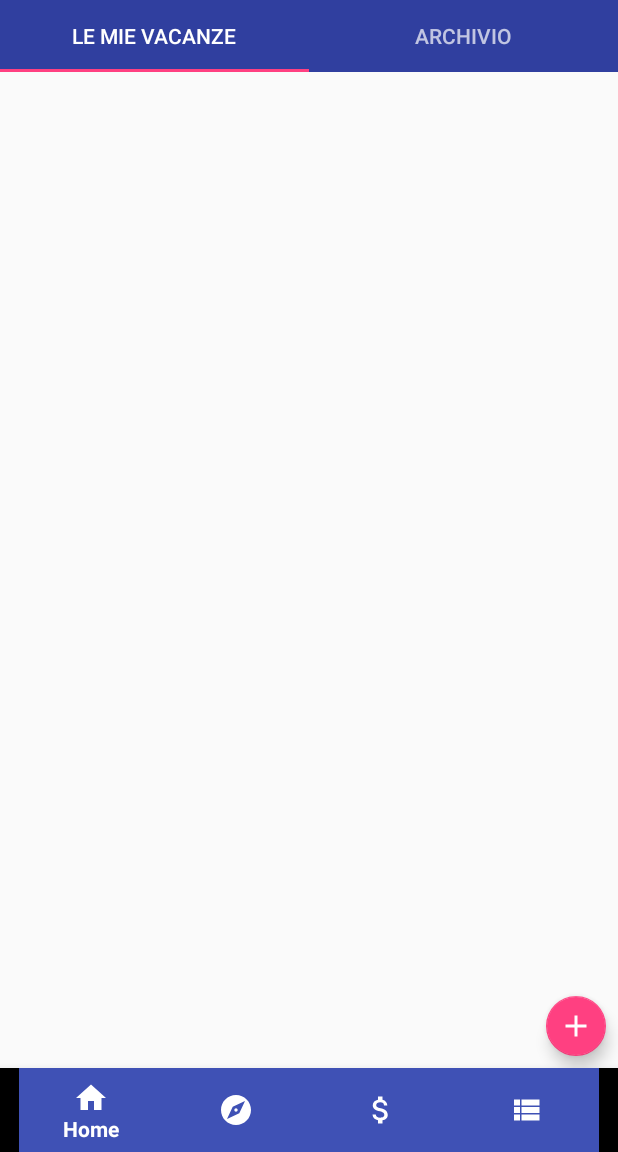
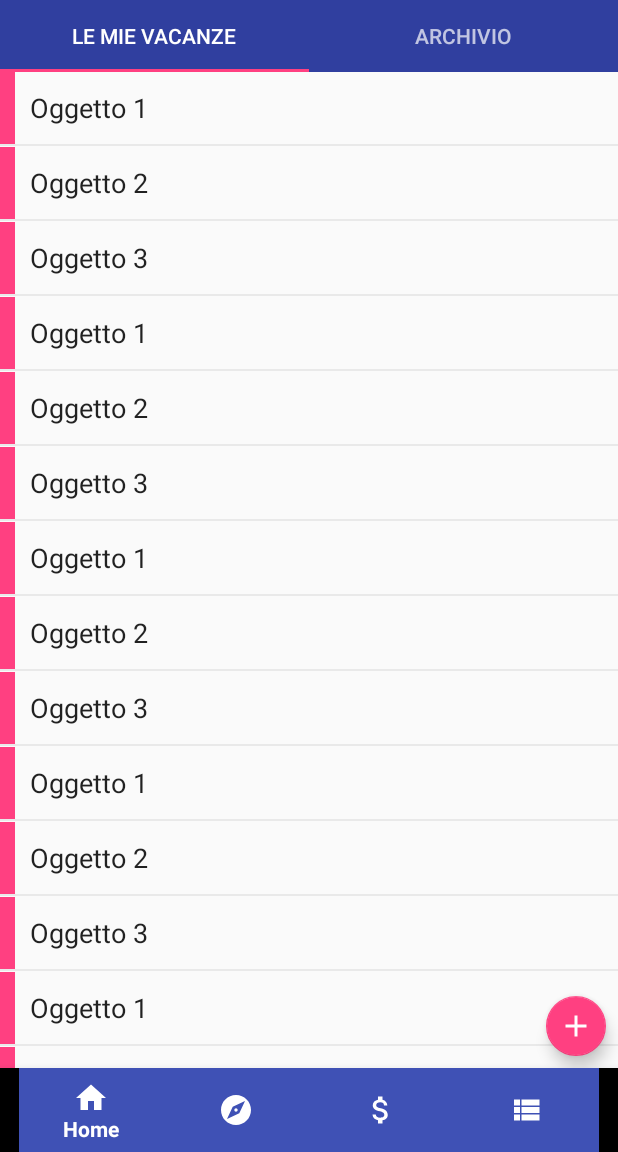
Before and after one commit to RiccardoBiffi/Vacation_Friend, an Android app: the screen it shows after launch (VacationList), on a phone screen of 412 x 824 dp, the part 84-1236 px from its top. Run offline under Robolectric (Android 15) with nearby library versions, the phone set to English and light mode, and no system bars.

Commit message:
Inserimento dati nel fragment (spostando tutti i metodi dati-adapter dentro il fragment). Visualizzazione scrollabile della lista.

```diff
--- a/app/src/main/java/com/rbiffi/vacationfriend/VacationList/Recenti.java
+++ b/app/src/main/java/com/rbiffi/vacationfriend/VacationList/Recenti.java
@@ -6,18 +6,62 @@ import android.support.v4.app.Fragment;
 import android.view.LayoutInflater;
 import android.view.View;
 import android.view.ViewGroup;
+import android.widget.ArrayAdapter;
+import android.widget.ListView;
 
 import com.rbiffi.vacationfriend.R;
 
-public class Recenti extends Fragment {
+import java.util.ArrayList;
+
+public class Recenti extends Fragment{
+
+    private ListView vacationList;
+    private ArrayList dataSource;
+    private ArrayAdapter dataAdapter;
 
     @Nullable
     @Override
     public View onCreateView(LayoutInflater inflater, @Nullable ViewGroup container, @Nullable Bundle savedInstanceState) {
         // non posso passare il layout con setContentView, devo usare i parametri in input
         // l'inflater trasforma xml in codice java a run time
+        //container è il padre del fragment, si arrangia lui a sostituirlo
         return inflater.inflate(R.layout.fragment_recenti, container, false);
-        //container è il padre del fragment, si arrangia lui a sostituirlo
+    }
+
+    @Override
+    public void onCreate(@Nullable Bundle savedInstanceState) {
+        super.onCreate(savedInstanceState);
+
+        // uso un adapter per recuperare i dati da una sorgente e posizionarli nelle giuste posizioni dell'interfaccia
+        // è l'intermediario che visualizza i dati
+        // tipo l'array adapter ha per sorgente un array. (a me serve sia salvarli che leggerli)
+        dataSource = new ArrayList();
+        dataSource.add("Oggetto 1");
+        dataSource.add("Oggetto 2");
+        dataSource.add("Oggetto 3");
+        dataSource.add("Oggetto 1");
+        dataSource.add("Oggetto 2");
+        dataSource.add("Oggetto 3");
+        dataSource.add("Oggetto 1");
+        dataSource.add("Oggetto 2");
+        dataSource.add("Oggetto 3");
+        dataSource.add("Oggetto 1");
+        dataSource.add("Oggetto 2");
+        dataSource.add("Oggetto 3");
+        dataSource.add("Oggetto 1");
+        dataSource.add("Oggetto 2");
+        dataSource.add("Oggetto 3");
+    }
+
+    @Override
+    public void onViewCreated(View view, @Nullable Bundle savedInstanceState) {
+        super.onViewCreated(view, savedInstanceState);
+        vacationList = getView().findViewById(R.id.vacationElList);
+        vacationList.setDivider(null); // rimuovo il divisore dalle liste (perché noi l'abbiamo fatto interno all'elemento
+
+        // gli dico all'adapter dove sono i dati (source) e dove metterli (layout, elemento)
+        dataAdapter = new ArrayAdapter(getContext(), R.layout.vacation_list_row, R.id.rowText, dataSource);
+        vacationList.setAdapter(dataAdapter); // connetto la lista e l'adapter
     }
 
     // logica del frammento qui sotto
--- a/app/src/main/java/com/rbiffi/vacationfriend/VacationList/VacationList.java
+++ b/app/src/main/java/com/rbiffi/vacationfriend/VacationList/VacationList.java
@@ -41,10 +41,6 @@ public class VacationList extends AppCompatActivity {
     //todo da spostare
     private BottomNavigationView bottomNavigationView;
 
-    private ListView vacationList;
-    private ArrayList dataSource;
-    private ArrayAdapter dataAdapter;
-
     @Override
     protected void onCreate(Bundle savedInstanceState) {
         super.onCreate(savedInstanceState);
@@ -85,20 +81,6 @@ public class VacationList extends AppCompatActivity {
             }
         });
 
-        // uso un adapter per recuperare i dati da una sorgente e posizionarli nelle giuste posizioni dell'interfaccia
-        // è l'intermediario che visualizza i dati
-        // tipo l'array adapter ha per sorgente un array. (a me serve sia salvarli che leggerli)
-        dataSource = new ArrayList();
-        dataSource.add("Oggetto 1");
-        dataSource.add("Oggetto 2");
-        dataSource.add("Oggetto 3");
-
-        vacationList = findViewById(R.id.vacationElList);
-        vacationList.setDivider(null); // rimuovo il divisore dalle liste (perché noi l'abbiamo fatto interno all'elemento
-
-        // gli dico all'adapter dove sono i dati (source) e dove metterli (layout, elemento)
-        dataAdapter = new ArrayAdapter(this, R.layout.vacation_list_row, R.id.rowText, dataSource);
-        vacationList.setAdapter(dataAdapter); // connetto la lista e l'adapter
     }
 
     private void setupSideDrawer() {
--- a/app/src/main/res/layout/fragment_recenti.xml
+++ b/app/src/main/res/layout/fragment_recenti.xml
@@ -4,14 +4,14 @@
     xmlns:tools="http://schemas.android.com/tools"
 
     android:layout_height="match_parent"
-    android:layout_width="match_parent">
+    android:layout_width="match_parent"
+    android:fillViewport="true">
 
     <RelativeLayout
         android:layout_width="match_parent"
-        android:layout_height="match_parent"
-        tools:context=".VacationList.Recenti"
-        android:orientation="vertical"
-        android:gravity="center">
+        android:layout_height="wrap_content"
+        tools:context=".VacationList.VacationList"
+        android:orientation="vertical">
 
         <ListView
             android:id="@+id/vacationElList"
--- a/app/src/main/res/layout/vacation_list_row.xml
+++ b/app/src/main/res/layout/vacation_list_row.xml
@@ -24,7 +24,7 @@
             android:text="Reminder text"
 
             android:gravity="center_vertical"
-            android:padding="8dp"
+            android:padding="10dp"
             android:ellipsize="end"
             android:maxLines="1"
 
```
